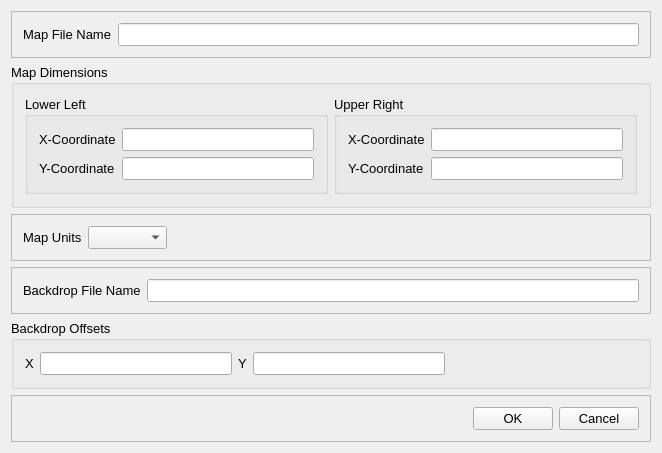
Old version of the form src/ui/EPANET/frmMapBackdropOptionsDesigner.ui in the repository USEPA/SWMM-EPANET_User_Interface.
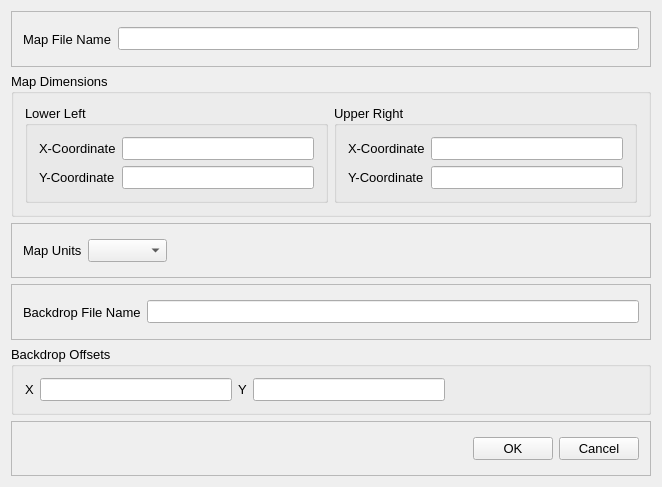
New version of the form.

```diff
--- a/src/ui/EPANET/frmMapBackdropOptionsDesigner.ui
+++ b/src/ui/EPANET/frmMapBackdropOptionsDesigner.ui
@@ -7,7 +7,7 @@
     <x>0</x>
     <y>0</y>
     <width>662</width>
-    <height>419</height>
+    <height>487</height>
    </rect>
   </property>
   <property name="font">
```
